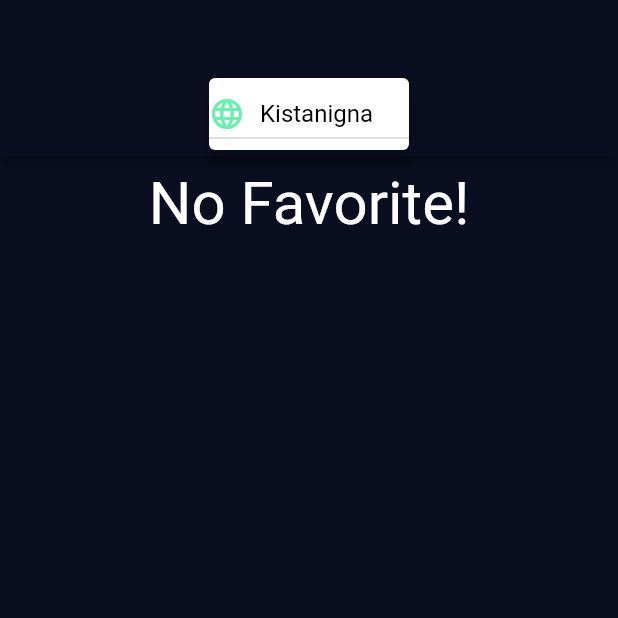
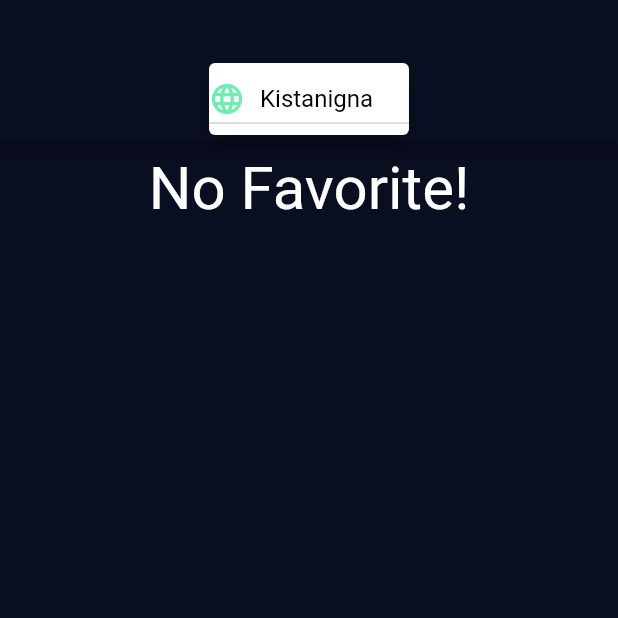
Before and after one commit to Bemhreth/Dictionary_app, a Flutter app: the Tab2 screen opened directly, on a phone screen of 412 x 824 dp, the top half of it. Run offline on Flutter 3.47's test engine with Material 2 defaults, Android fonts, the phone set to English and light mode, and no system bars; our stand-ins replace csv, splashscreen, sqflite; missing offline and left inert: flappy_search_bar; accounts and stored records are empty; network calls fail.

Commit message:
fixed errors

```diff
--- a/lib/screen/Tab2.dart
+++ b/lib/screen/Tab2.dart
@@ -2,14 +2,12 @@ import 'dart:async';
 import 'package:flutter/material.dart';
 import 'package:flutter/rendering.dart';
 import 'package:dictionary_app/utility/dbconnection.dart';
-import 'package:dictionary_app/utility/dictionarymodel.dart';
 import '../favorite_words_route.dart';
 
 
 List<String> savedWords = List<String>();
 class Item {
   const Item(this.name,this.icon);
-
   final String name;
   final Icon icon;
 }
@@ -72,12 +70,11 @@ class _Tab2State extends State<Tab2> {
     return Scaffold(
       appBar: AppBar(
         bottom: PreferredSize(
-          preferredSize: Size.fromHeight(48.0),
+          preferredSize: Size.fromHeight(38.0),
           child: Card(
             elevation: 5,
             color: Colors.white,
-            child: Expanded(
-              child:DropdownButton<Item>(
+            child: DropdownButton<Item>(
               value: selectedUser==null?selectedUser=users[0]:selectedUser,
               onChanged: (Item Value) {
                 setState(() {
@@ -105,7 +102,6 @@ class _Tab2State extends State<Tab2> {
           ),
         ),
       ),
-      ),
       body: Container(
           margin: const EdgeInsets.all(8.0),
           child: FutureBuilder(
@@ -125,7 +121,8 @@ class _Tab2State extends State<Tab2> {
 
                         return all!=null? ListBody(
                           children: <Widget>[
-                            Container(
+                            Card(
+                              elevation: 5,
                               color: Colors.white,
                               child: Row(
                                 children: <Widget>[
@@ -184,7 +181,7 @@ class _Tab2State extends State<Tab2> {
             Navigator.of(context).pop();
           },
           textColor: Theme.of(context).primaryColor,
-          child: const Text('go back'),
+          child: Card(elevation: 5,color: Colors.white,child: Text(widget.Mainlanguage=='English'?'Ok':'እሺ',style: const TextStyle(color: Color(0xFF111328)))),
         ),
       ],
     );
@@ -193,7 +190,7 @@ class _Tab2State extends State<Tab2> {
     return new RichText(
       text: new TextSpan(
         text: widget.language1+'\n\n',
-        style: const TextStyle(color: Colors.black87),
+        style: const TextStyle(color: Colors.white),
         children: <TextSpan>[
           TextSpan(text:widget.language2+'\n\n\n'),
 
--- a/lib/screen/result_page.dart
+++ b/lib/screen/result_page.dart
@@ -131,9 +131,7 @@ class _ResultsPageState extends State<ResultsPage> {
               Card(
                 elevation: 5,
                 color: Colors.white,
-                child: Expanded(
-                  flex: 1,
-                  child:DropdownButton<Item>(
+                child: DropdownButton<Item>(
                   value: selectedUser==null?selectedUser=users[0]:selectedUser,
                   onChanged: (Item Value) {
                     setState(() {
@@ -157,7 +155,6 @@ class _ResultsPageState extends State<ResultsPage> {
                       ),
                     );
                   }).toList(),
-                  ),
                 ),
               ),
             ],
```
Lines whose indentation alone changed are shown as unchanged.
